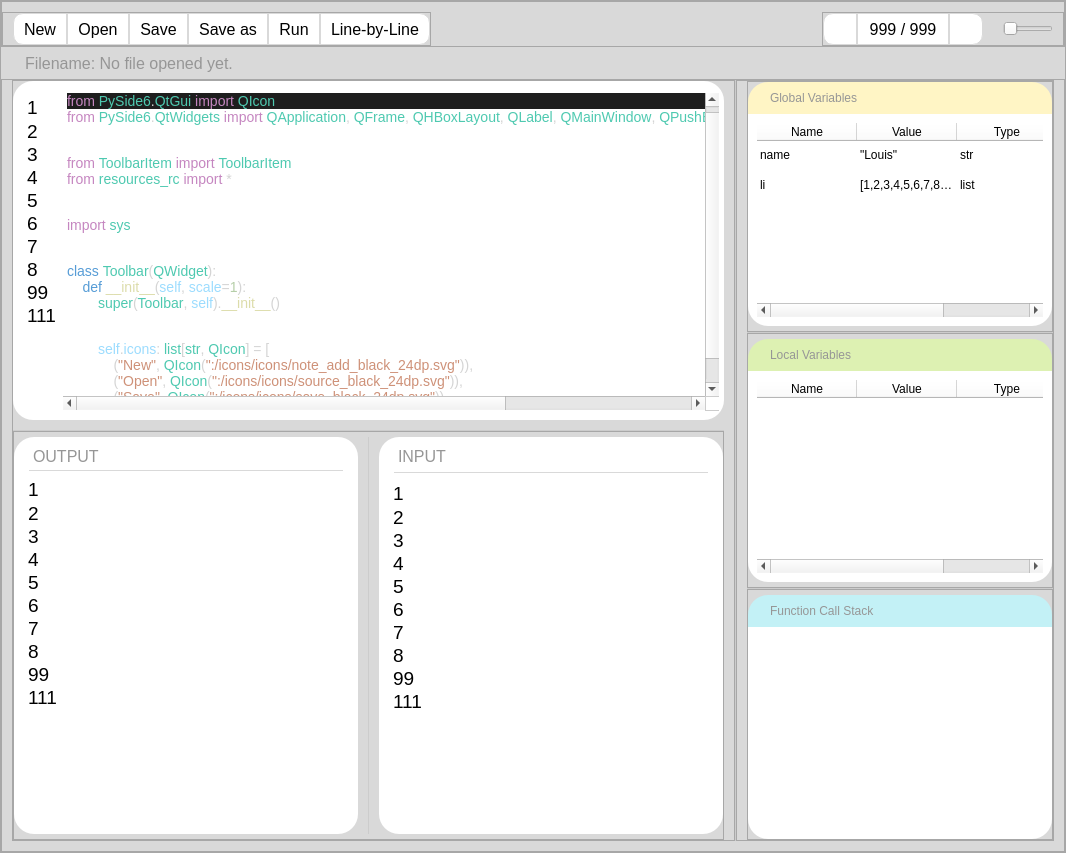
louis8683/interactive-python-teaching-tool, file PythonEditor/layouts/mbp13.ui: the form before one commit.
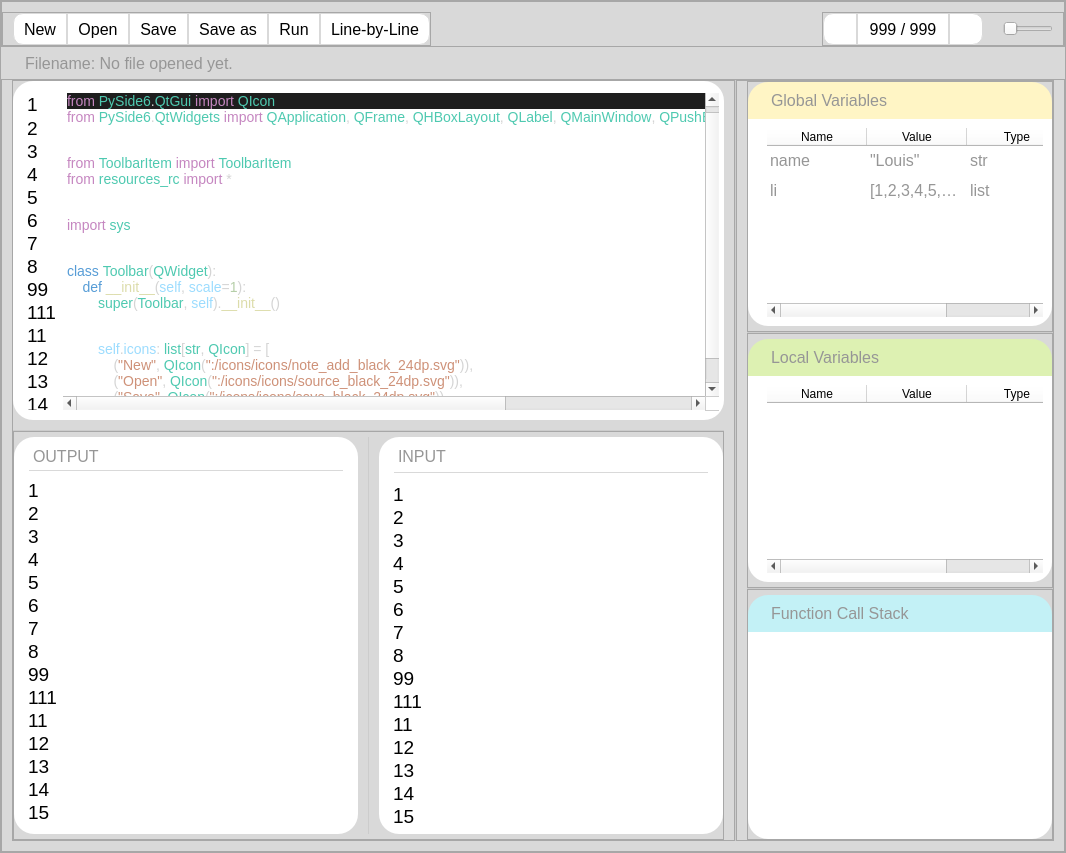
The form after the commit. Icons and pictures are not drawn.

Commit message: Editor and console font and scroll synced. Line-no on the working...

Patch:
```diff
--- a/PythonEditor/layouts/mbp13.ui
+++ b/PythonEditor/layouts/mbp13.ui
@@ -41,6 +41,13 @@
 	font-size: 16px;
 	color: #969696;
 	margin-left: 10px;
+}
+
+QTableWidget {
+	font-family: &quot;Calibri&quot;;
+	font-size: 16px;
+	color: #969696;
+	margin-left: 10px;
 }</string>
      </property>
      <property name="frameShape">
@@ -558,6 +565,12 @@
 	max-width: 40px;
 }</string>
                    </property>
+                   <property name="verticalScrollBarPolicy">
+                    <enum>Qt::ScrollBarAlwaysOff</enum>
+                   </property>
+                   <property name="horizontalScrollBarPolicy">
+                    <enum>Qt::ScrollBarAlwaysOff</enum>
+                   </property>
                    <property name="lineWrapMode">
                     <enum>QTextEdit::NoWrap</enum>
                    </property>
@@ -575,7 +588,22 @@
 &lt;p style=&quot; margin-top:0px; margin-bottom:0px; margin-left:0px; margin-right:0px; -qt-block-indent:0; text-indent:0px;&quot;&gt;&lt;span style=&quot; font-family:'Consolas'; font-size:14pt;&quot;&gt;7&lt;/span&gt;&lt;/p&gt;
 &lt;p style=&quot; margin-top:0px; margin-bottom:0px; margin-left:0px; margin-right:0px; -qt-block-indent:0; text-indent:0px;&quot;&gt;&lt;span style=&quot; font-family:'Consolas'; font-size:14pt;&quot;&gt;8&lt;/span&gt;&lt;/p&gt;
 &lt;p style=&quot; margin-top:0px; margin-bottom:0px; margin-left:0px; margin-right:0px; -qt-block-indent:0; text-indent:0px;&quot;&gt;&lt;span style=&quot; font-family:'Consolas'; font-size:14pt;&quot;&gt;99&lt;/span&gt;&lt;/p&gt;
-&lt;p style=&quot; margin-top:0px; margin-bottom:0px; margin-left:0px; margin-right:0px; -qt-block-indent:0; text-indent:0px;&quot;&gt;&lt;span style=&quot; font-family:'Consolas'; font-size:14pt;&quot;&gt;111&lt;/span&gt;&lt;/p&gt;&lt;/body&gt;&lt;/html&gt;</string>
+&lt;p style=&quot; margin-top:0px; margin-bottom:0px; margin-left:0px; margin-right:0px; -qt-block-indent:0; text-indent:0px;&quot;&gt;&lt;span style=&quot; font-family:'Consolas'; font-size:14pt;&quot;&gt;111&lt;/span&gt;&lt;/p&gt;
+&lt;p style=&quot; margin-top:0px; margin-bottom:0px; margin-left:0px; margin-right:0px; -qt-block-indent:0; text-indent:0px;&quot;&gt;&lt;span style=&quot; font-family:'Consolas'; font-size:14pt;&quot;&gt;11&lt;/span&gt;&lt;/p&gt;
+&lt;p style=&quot; margin-top:0px; margin-bottom:0px; margin-left:0px; margin-right:0px; -qt-block-indent:0; text-indent:0px;&quot;&gt;&lt;span style=&quot; font-family:'Consolas'; font-size:14pt;&quot;&gt;12&lt;/span&gt;&lt;/p&gt;
+&lt;p style=&quot; margin-top:0px; margin-bottom:0px; margin-left:0px; margin-right:0px; -qt-block-indent:0; text-indent:0px;&quot;&gt;&lt;span style=&quot; font-family:'Consolas'; font-size:14pt;&quot;&gt;13&lt;/span&gt;&lt;/p&gt;
+&lt;p style=&quot; margin-top:0px; margin-bottom:0px; margin-left:0px; margin-right:0px; -qt-block-indent:0; text-indent:0px;&quot;&gt;&lt;span style=&quot; font-family:'Consolas'; font-size:14pt;&quot;&gt;14&lt;/span&gt;&lt;/p&gt;
+&lt;p style=&quot; margin-top:0px; margin-bottom:0px; margin-left:0px; margin-right:0px; -qt-block-indent:0; text-indent:0px;&quot;&gt;&lt;span style=&quot; font-family:'Consolas'; font-size:14pt;&quot;&gt;15&lt;/span&gt;&lt;/p&gt;
+&lt;p style=&quot; margin-top:0px; margin-bottom:0px; margin-left:0px; margin-right:0px; -qt-block-indent:0; text-indent:0px;&quot;&gt;&lt;span style=&quot; font-family:'Consolas'; font-size:14pt;&quot;&gt;16&lt;/span&gt;&lt;/p&gt;
+&lt;p style=&quot; margin-top:0px; margin-bottom:0px; margin-left:0px; margin-right:0px; -qt-block-indent:0; text-indent:0px;&quot;&gt;&lt;span style=&quot; font-family:'Consolas'; font-size:14pt;&quot;&gt;17&lt;/span&gt;&lt;/p&gt;
+&lt;p style=&quot; margin-top:0px; margin-bottom:0px; margin-left:0px; margin-right:0px; -qt-block-indent:0; text-indent:0px;&quot;&gt;&lt;span style=&quot; font-family:'Consolas'; font-size:14pt;&quot;&gt;18&lt;/span&gt;&lt;/p&gt;
+&lt;p style=&quot; margin-top:0px; margin-bottom:0px; margin-left:0px; margin-right:0px; -qt-block-indent:0; text-indent:0px;&quot;&gt;&lt;span style=&quot; font-family:'Consolas'; font-size:14pt;&quot;&gt;19&lt;/span&gt;&lt;/p&gt;
+&lt;p style=&quot; margin-top:0px; margin-bottom:0px; margin-left:0px; margin-right:0px; -qt-block-indent:0; text-indent:0px;&quot;&gt;&lt;span style=&quot; font-family:'Consolas'; font-size:14pt;&quot;&gt;20&lt;/span&gt;&lt;/p&gt;
+&lt;p style=&quot; margin-top:0px; margin-bottom:0px; margin-left:0px; margin-right:0px; -qt-block-indent:0; text-indent:0px;&quot;&gt;&lt;span style=&quot; font-family:'Consolas'; font-size:14pt;&quot;&gt;21&lt;/span&gt;&lt;/p&gt;
+&lt;p style=&quot; margin-top:0px; margin-bottom:0px; margin-left:0px; margin-right:0px; -qt-block-indent:0; text-indent:0px;&quot;&gt;&lt;span style=&quot; font-family:'Consolas'; font-size:14pt;&quot;&gt;22&lt;/span&gt;&lt;/p&gt;
+&lt;p style=&quot; margin-top:0px; margin-bottom:0px; margin-left:0px; margin-right:0px; -qt-block-indent:0; text-indent:0px;&quot;&gt;&lt;span style=&quot; font-family:'Consolas'; font-size:14pt;&quot;&gt;23&lt;/span&gt;&lt;/p&gt;
+&lt;p style=&quot; margin-top:0px; margin-bottom:0px; margin-left:0px; margin-right:0px; -qt-block-indent:0; text-indent:0px;&quot;&gt;&lt;span style=&quot; font-family:'Consolas'; font-size:14pt;&quot;&gt;24&lt;/span&gt;&lt;/p&gt;
+&lt;p style=&quot; margin-top:0px; margin-bottom:0px; margin-left:0px; margin-right:0px; -qt-block-indent:0; text-indent:0px;&quot;&gt;&lt;span style=&quot; font-family:'Consolas'; font-size:14pt;&quot;&gt;25&lt;/span&gt;&lt;/p&gt;&lt;/body&gt;&lt;/html&gt;</string>
                    </property>
                    <property name="textInteractionFlags">
                     <set>Qt::NoTextInteraction</set>
@@ -790,6 +818,12 @@
 	max-width: 40px;
 }</string>
                           </property>
+                          <property name="verticalScrollBarPolicy">
+                           <enum>Qt::ScrollBarAlwaysOff</enum>
+                          </property>
+                          <property name="horizontalScrollBarPolicy">
+                           <enum>Qt::ScrollBarAlwaysOff</enum>
+                          </property>
                           <property name="lineWrapMode">
                            <enum>QTextEdit::NoWrap</enum>
                           </property>
@@ -798,7 +832,7 @@
 &lt;html&gt;&lt;head&gt;&lt;meta name=&quot;qrichtext&quot; content=&quot;1&quot; /&gt;&lt;style type=&quot;text/css&quot;&gt;
 p, li { white-space: pre-wrap; }
 &lt;/style&gt;&lt;/head&gt;&lt;body style=&quot; font-family:'PMingLiU'; font-size:9pt; font-weight:400; font-style:normal;&quot;&gt;
-&lt;p style=&quot; margin-top:0px; margin-bottom:0px; margin-left:0px; margin-right:0px; -qt-block-indent:0; text-indent:0px; line-height:19px;&quot;&gt;&lt;span style=&quot; font-family:'Consolas'; font-size:14pt;&quot;&gt;1&lt;/span&gt;&lt;/p&gt;
+&lt;p style=&quot; margin-top:0px; margin-bottom:0px; margin-left:0px; margin-right:0px; -qt-block-indent:0; text-indent:0px;&quot;&gt;&lt;span style=&quot; font-family:'Consolas'; font-size:14pt;&quot;&gt;1&lt;/span&gt;&lt;/p&gt;
 &lt;p style=&quot; margin-top:0px; margin-bottom:0px; margin-left:0px; margin-right:0px; -qt-block-indent:0; text-indent:0px;&quot;&gt;&lt;span style=&quot; font-family:'Consolas'; font-size:14pt;&quot;&gt;2&lt;/span&gt;&lt;/p&gt;
 &lt;p style=&quot; margin-top:0px; margin-bottom:0px; margin-left:0px; margin-right:0px; -qt-block-indent:0; text-indent:0px;&quot;&gt;&lt;span style=&quot; font-family:'Consolas'; font-size:14pt;&quot;&gt;3&lt;/span&gt;&lt;/p&gt;
 &lt;p style=&quot; margin-top:0px; margin-bottom:0px; margin-left:0px; margin-right:0px; -qt-block-indent:0; text-indent:0px;&quot;&gt;&lt;span style=&quot; font-family:'Consolas'; font-size:14pt;&quot;&gt;4&lt;/span&gt;&lt;/p&gt;
@@ -807,7 +841,22 @@
 &lt;p style=&quot; margin-top:0px; margin-bottom:0px; margin-left:0px; margin-right:0px; -qt-block-indent:0; text-indent:0px;&quot;&gt;&lt;span style=&quot; font-family:'Consolas'; font-size:14pt;&quot;&gt;7&lt;/span&gt;&lt;/p&gt;
 &lt;p style=&quot; margin-top:0px; margin-bottom:0px; margin-left:0px; margin-right:0px; -qt-block-indent:0; text-indent:0px;&quot;&gt;&lt;span style=&quot; font-family:'Consolas'; font-size:14pt;&quot;&gt;8&lt;/span&gt;&lt;/p&gt;
 &lt;p style=&quot; margin-top:0px; margin-bottom:0px; margin-left:0px; margin-right:0px; -qt-block-indent:0; text-indent:0px;&quot;&gt;&lt;span style=&quot; font-family:'Consolas'; font-size:14pt;&quot;&gt;99&lt;/span&gt;&lt;/p&gt;
-&lt;p style=&quot; margin-top:0px; margin-bottom:0px; margin-left:0px; margin-right:0px; -qt-block-indent:0; text-indent:0px;&quot;&gt;&lt;span style=&quot; font-family:'Consolas'; font-size:14pt;&quot;&gt;111&lt;/span&gt;&lt;/p&gt;&lt;/body&gt;&lt;/html&gt;</string>
+&lt;p style=&quot; margin-top:0px; margin-bottom:0px; margin-left:0px; margin-right:0px; -qt-block-indent:0; text-indent:0px;&quot;&gt;&lt;span style=&quot; font-family:'Consolas'; font-size:14pt;&quot;&gt;111&lt;/span&gt;&lt;/p&gt;
+&lt;p style=&quot; margin-top:0px; margin-bottom:0px; margin-left:0px; margin-right:0px; -qt-block-indent:0; text-indent:0px;&quot;&gt;&lt;span style=&quot; font-family:'Consolas'; font-size:14pt;&quot;&gt;11&lt;/span&gt;&lt;/p&gt;
+&lt;p style=&quot; margin-top:0px; margin-bottom:0px; margin-left:0px; margin-right:0px; -qt-block-indent:0; text-indent:0px;&quot;&gt;&lt;span style=&quot; font-family:'Consolas'; font-size:14pt;&quot;&gt;12&lt;/span&gt;&lt;/p&gt;
+&lt;p style=&quot; margin-top:0px; margin-bottom:0px; margin-left:0px; margin-right:0px; -qt-block-indent:0; text-indent:0px;&quot;&gt;&lt;span style=&quot; font-family:'Consolas'; font-size:14pt;&quot;&gt;13&lt;/span&gt;&lt;/p&gt;
+&lt;p style=&quot; margin-top:0px; margin-bottom:0px; margin-left:0px; margin-right:0px; -qt-block-indent:0; text-indent:0px;&quot;&gt;&lt;span style=&quot; font-family:'Consolas'; font-size:14pt;&quot;&gt;14&lt;/span&gt;&lt;/p&gt;
+&lt;p style=&quot; margin-top:0px; margin-bottom:0px; margin-left:0px; margin-right:0px; -qt-block-indent:0; text-indent:0px;&quot;&gt;&lt;span style=&quot; font-family:'Consolas'; font-size:14pt;&quot;&gt;15&lt;/span&gt;&lt;/p&gt;
+&lt;p style=&quot; margin-top:0px; margin-bottom:0px; margin-left:0px; margin-right:0px; -qt-block-indent:0; text-indent:0px;&quot;&gt;&lt;span style=&quot; font-family:'Consolas'; font-size:14pt;&quot;&gt;16&lt;/span&gt;&lt;/p&gt;
+&lt;p style=&quot; margin-top:0px; margin-bottom:0px; margin-left:0px; margin-right:0px; -qt-block-indent:0; text-indent:0px;&quot;&gt;&lt;span style=&quot; font-family:'Consolas'; font-size:14pt;&quot;&gt;17&lt;/span&gt;&lt;/p&gt;
+&lt;p style=&quot; margin-top:0px; margin-bottom:0px; margin-left:0px; margin-right:0px; -qt-block-indent:0; text-indent:0px;&quot;&gt;&lt;span style=&quot; font-family:'Consolas'; font-size:14pt;&quot;&gt;18&lt;/span&gt;&lt;/p&gt;
+&lt;p style=&quot; margin-top:0px; margin-bottom:0px; margin-left:0px; margin-right:0px; -qt-block-indent:0; text-indent:0px;&quot;&gt;&lt;span style=&quot; font-family:'Consolas'; font-size:14pt;&quot;&gt;19&lt;/span&gt;&lt;/p&gt;
+&lt;p style=&quot; margin-top:0px; margin-bottom:0px; margin-left:0px; margin-right:0px; -qt-block-indent:0; text-indent:0px;&quot;&gt;&lt;span style=&quot; font-family:'Consolas'; font-size:14pt;&quot;&gt;20&lt;/span&gt;&lt;/p&gt;
+&lt;p style=&quot; margin-top:0px; margin-bottom:0px; margin-left:0px; margin-right:0px; -qt-block-indent:0; text-indent:0px;&quot;&gt;&lt;span style=&quot; font-family:'Consolas'; font-size:14pt;&quot;&gt;21&lt;/span&gt;&lt;/p&gt;
+&lt;p style=&quot; margin-top:0px; margin-bottom:0px; margin-left:0px; margin-right:0px; -qt-block-indent:0; text-indent:0px;&quot;&gt;&lt;span style=&quot; font-family:'Consolas'; font-size:14pt;&quot;&gt;22&lt;/span&gt;&lt;/p&gt;
+&lt;p style=&quot; margin-top:0px; margin-bottom:0px; margin-left:0px; margin-right:0px; -qt-block-indent:0; text-indent:0px;&quot;&gt;&lt;span style=&quot; font-family:'Consolas'; font-size:14pt;&quot;&gt;23&lt;/span&gt;&lt;/p&gt;
+&lt;p style=&quot; margin-top:0px; margin-bottom:0px; margin-left:0px; margin-right:0px; -qt-block-indent:0; text-indent:0px;&quot;&gt;&lt;span style=&quot; font-family:'Consolas'; font-size:14pt;&quot;&gt;24&lt;/span&gt;&lt;/p&gt;
+&lt;p style=&quot; margin-top:0px; margin-bottom:0px; margin-left:0px; margin-right:0px; -qt-block-indent:0; text-indent:0px;&quot;&gt;&lt;span style=&quot; font-family:'Consolas'; font-size:14pt;&quot;&gt;25&lt;/span&gt;&lt;/p&gt;&lt;/body&gt;&lt;/html&gt;</string>
                           </property>
                           <property name="textInteractionFlags">
                            <set>Qt::NoTextInteraction</set>
@@ -935,6 +984,12 @@
 	max-width: 40px;
 }</string>
                           </property>
+                          <property name="verticalScrollBarPolicy">
+                           <enum>Qt::ScrollBarAlwaysOff</enum>
+                          </property>
+                          <property name="horizontalScrollBarPolicy">
+                           <enum>Qt::ScrollBarAlwaysOff</enum>
+                          </property>
                           <property name="lineWrapMode">
                            <enum>QTextEdit::NoWrap</enum>
                           </property>
@@ -943,7 +998,7 @@
 &lt;html&gt;&lt;head&gt;&lt;meta name=&quot;qrichtext&quot; content=&quot;1&quot; /&gt;&lt;style type=&quot;text/css&quot;&gt;
 p, li { white-space: pre-wrap; }
 &lt;/style&gt;&lt;/head&gt;&lt;body style=&quot; font-family:'PMingLiU'; font-size:9pt; font-weight:400; font-style:normal;&quot;&gt;
-&lt;p style=&quot; margin-top:0px; margin-bottom:0px; margin-left:0px; margin-right:0px; -qt-block-indent:0; text-indent:0px; line-height:19px;&quot;&gt;&lt;span style=&quot; font-family:'Consolas'; font-size:14pt;&quot;&gt;1&lt;/span&gt;&lt;/p&gt;
+&lt;p style=&quot; margin-top:0px; margin-bottom:0px; margin-left:0px; margin-right:0px; -qt-block-indent:0; text-indent:0px;&quot;&gt;&lt;span style=&quot; font-family:'Consolas'; font-size:14pt;&quot;&gt;1&lt;/span&gt;&lt;/p&gt;
 &lt;p style=&quot; margin-top:0px; margin-bottom:0px; margin-left:0px; margin-right:0px; -qt-block-indent:0; text-indent:0px;&quot;&gt;&lt;span style=&quot; font-family:'Consolas'; font-size:14pt;&quot;&gt;2&lt;/span&gt;&lt;/p&gt;
 &lt;p style=&quot; margin-top:0px; margin-bottom:0px; margin-left:0px; margin-right:0px; -qt-block-indent:0; text-indent:0px;&quot;&gt;&lt;span style=&quot; font-family:'Consolas'; font-size:14pt;&quot;&gt;3&lt;/span&gt;&lt;/p&gt;
 &lt;p style=&quot; margin-top:0px; margin-bottom:0px; margin-left:0px; margin-right:0px; -qt-block-indent:0; text-indent:0px;&quot;&gt;&lt;span style=&quot; font-family:'Consolas'; font-size:14pt;&quot;&gt;4&lt;/span&gt;&lt;/p&gt;
@@ -952,7 +1007,22 @@
 &lt;p style=&quot; margin-top:0px; margin-bottom:0px; margin-left:0px; margin-right:0px; -qt-block-indent:0; text-indent:0px;&quot;&gt;&lt;span style=&quot; font-family:'Consolas'; font-size:14pt;&quot;&gt;7&lt;/span&gt;&lt;/p&gt;
 &lt;p style=&quot; margin-top:0px; margin-bottom:0px; margin-left:0px; margin-right:0px; -qt-block-indent:0; text-indent:0px;&quot;&gt;&lt;span style=&quot; font-family:'Consolas'; font-size:14pt;&quot;&gt;8&lt;/span&gt;&lt;/p&gt;
 &lt;p style=&quot; margin-top:0px; margin-bottom:0px; margin-left:0px; margin-right:0px; -qt-block-indent:0; text-indent:0px;&quot;&gt;&lt;span style=&quot; font-family:'Consolas'; font-size:14pt;&quot;&gt;99&lt;/span&gt;&lt;/p&gt;
-&lt;p style=&quot; margin-top:0px; margin-bottom:0px; margin-left:0px; margin-right:0px; -qt-block-indent:0; text-indent:0px;&quot;&gt;&lt;span style=&quot; font-family:'Consolas'; font-size:14pt;&quot;&gt;111&lt;/span&gt;&lt;/p&gt;&lt;/body&gt;&lt;/html&gt;</string>
+&lt;p style=&quot; margin-top:0px; margin-bottom:0px; margin-left:0px; margin-right:0px; -qt-block-indent:0; text-indent:0px;&quot;&gt;&lt;span style=&quot; font-family:'Consolas'; font-size:14pt;&quot;&gt;111&lt;/span&gt;&lt;/p&gt;
+&lt;p style=&quot; margin-top:0px; margin-bottom:0px; margin-left:0px; margin-right:0px; -qt-block-indent:0; text-indent:0px;&quot;&gt;&lt;span style=&quot; font-family:'Consolas'; font-size:14pt;&quot;&gt;11&lt;/span&gt;&lt;/p&gt;
+&lt;p style=&quot; margin-top:0px; margin-bottom:0px; margin-left:0px; margin-right:0px; -qt-block-indent:0; text-indent:0px;&quot;&gt;&lt;span style=&quot; font-family:'Consolas'; font-size:14pt;&quot;&gt;12&lt;/span&gt;&lt;/p&gt;
+&lt;p style=&quot; margin-top:0px; margin-bottom:0px; margin-left:0px; margin-right:0px; -qt-block-indent:0; text-indent:0px;&quot;&gt;&lt;span style=&quot; font-family:'Consolas'; font-size:14pt;&quot;&gt;13&lt;/span&gt;&lt;/p&gt;
+&lt;p style=&quot; margin-top:0px; margin-bottom:0px; margin-left:0px; margin-right:0px; -qt-block-indent:0; text-indent:0px;&quot;&gt;&lt;span style=&quot; font-family:'Consolas'; font-size:14pt;&quot;&gt;14&lt;/span&gt;&lt;/p&gt;
+&lt;p style=&quot; margin-top:0px; margin-bottom:0px; margin-left:0px; margin-right:0px; -qt-block-indent:0; text-indent:0px;&quot;&gt;&lt;span style=&quot; font-family:'Consolas'; font-size:14pt;&quot;&gt;15&lt;/span&gt;&lt;/p&gt;
+&lt;p style=&quot; margin-top:0px; margin-bottom:0px; margin-left:0px; margin-right:0px; -qt-block-indent:0; text-indent:0px;&quot;&gt;&lt;span style=&quot; font-family:'Consolas'; font-size:14pt;&quot;&gt;16&lt;/span&gt;&lt;/p&gt;
+&lt;p style=&quot; margin-top:0px; margin-bottom:0px; margin-left:0px; margin-right:0px; -qt-block-indent:0; text-indent:0px;&quot;&gt;&lt;span style=&quot; font-family:'Consolas'; font-size:14pt;&quot;&gt;17&lt;/span&gt;&lt;/p&gt;
+&lt;p style=&quot; margin-top:0px; margin-bottom:0px; margin-left:0px; margin-right:0px; -qt-block-indent:0; text-indent:0px;&quot;&gt;&lt;span style=&quot; font-family:'Consolas'; font-size:14pt;&quot;&gt;18&lt;/span&gt;&lt;/p&gt;
+&lt;p style=&quot; margin-top:0px; margin-bottom:0px; margin-left:0px; margin-right:0px; -qt-block-indent:0; text-indent:0px;&quot;&gt;&lt;span style=&quot; font-family:'Consolas'; font-size:14pt;&quot;&gt;19&lt;/span&gt;&lt;/p&gt;
+&lt;p style=&quot; margin-top:0px; margin-bottom:0px; margin-left:0px; margin-right:0px; -qt-block-indent:0; text-indent:0px;&quot;&gt;&lt;span style=&quot; font-family:'Consolas'; font-size:14pt;&quot;&gt;20&lt;/span&gt;&lt;/p&gt;
+&lt;p style=&quot; margin-top:0px; margin-bottom:0px; margin-left:0px; margin-right:0px; -qt-block-indent:0; text-indent:0px;&quot;&gt;&lt;span style=&quot; font-family:'Consolas'; font-size:14pt;&quot;&gt;21&lt;/span&gt;&lt;/p&gt;
+&lt;p style=&quot; margin-top:0px; margin-bottom:0px; margin-left:0px; margin-right:0px; -qt-block-indent:0; text-indent:0px;&quot;&gt;&lt;span style=&quot; font-family:'Consolas'; font-size:14pt;&quot;&gt;22&lt;/span&gt;&lt;/p&gt;
+&lt;p style=&quot; margin-top:0px; margin-bottom:0px; margin-left:0px; margin-right:0px; -qt-block-indent:0; text-indent:0px;&quot;&gt;&lt;span style=&quot; font-family:'Consolas'; font-size:14pt;&quot;&gt;23&lt;/span&gt;&lt;/p&gt;
+&lt;p style=&quot; margin-top:0px; margin-bottom:0px; margin-left:0px; margin-right:0px; -qt-block-indent:0; text-indent:0px;&quot;&gt;&lt;span style=&quot; font-family:'Consolas'; font-size:14pt;&quot;&gt;24&lt;/span&gt;&lt;/p&gt;
+&lt;p style=&quot; margin-top:0px; margin-bottom:0px; margin-left:0px; margin-right:0px; -qt-block-indent:0; text-indent:0px;&quot;&gt;&lt;span style=&quot; font-family:'Consolas'; font-size:14pt;&quot;&gt;25&lt;/span&gt;&lt;/p&gt;&lt;/body&gt;&lt;/html&gt;</string>
                           </property>
                           <property name="textInteractionFlags">
                            <set>Qt::NoTextInteraction</set>
@@ -988,10 +1058,7 @@
            </widget>
            <widget class="QFrame" name="infoFrame">
             <property name="styleSheet">
-             <string notr="true">QWidget {
-	font-family: &quot;Calibri&quot;;
-	font-size: 12px;
-}</string>
+             <string notr="true"/>
             </property>
             <property name="frameShape">
              <enum>QFrame::StyledPanel</enum>
```
Left out of the diff: 4 changed lines with no effect on the pictures. The commit also changes 7 other files.
